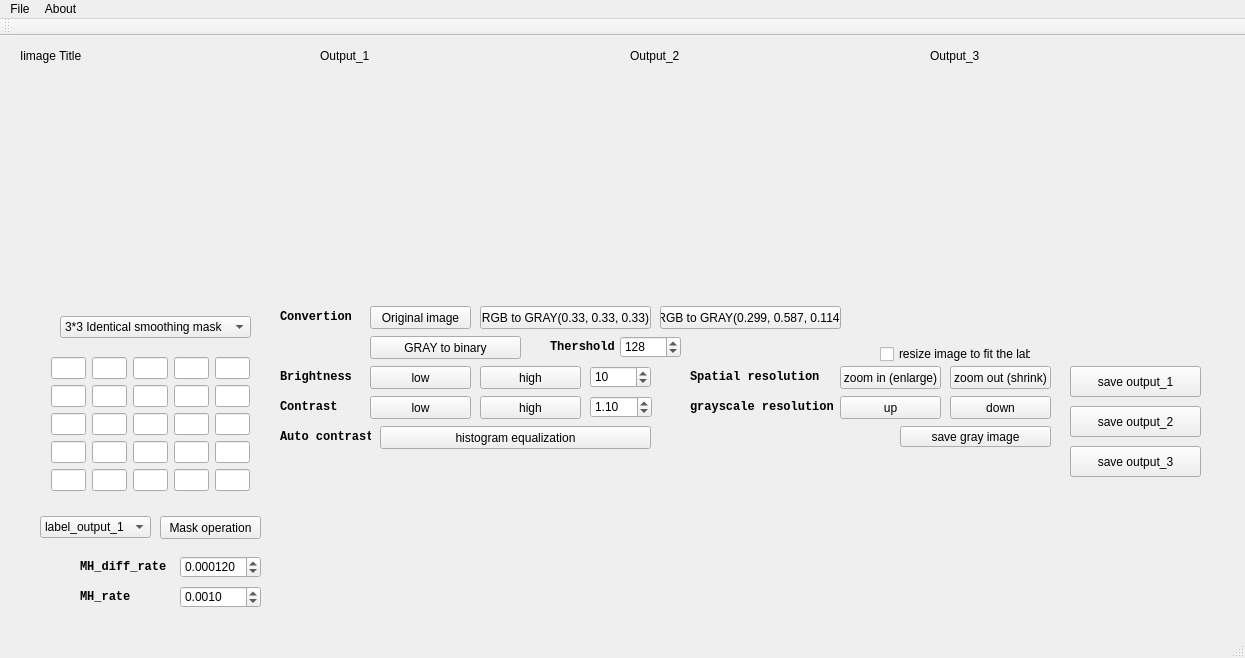
The window that mainwindow.ui (r05522814/Image_processing) describes before a commit, drawn with Qt 5.
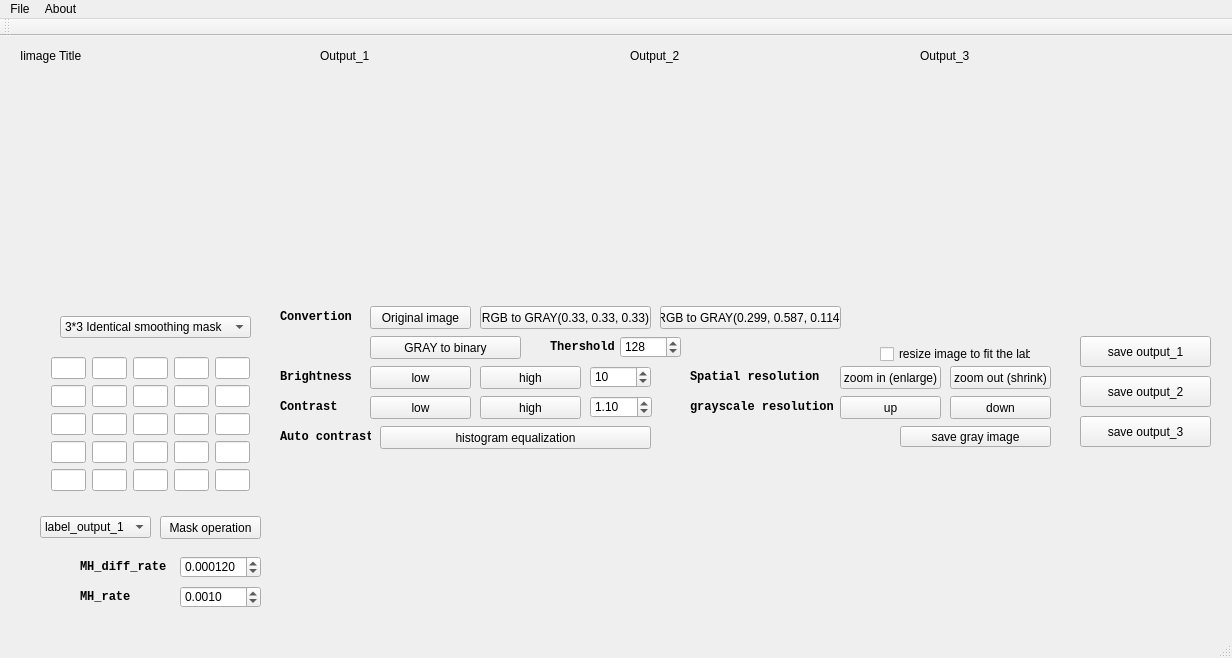
The same window after the commit.

What changed in the file:
```diff
--- a/mainwindow.ui
+++ b/mainwindow.ui
@@ -6,7 +6,7 @@
    <rect>
     <x>0</x>
     <y>0</y>
-    <width>1245</width>
+    <width>1232</width>
     <height>658</height>
    </rect>
   </property>
@@ -32,7 +32,7 @@
      <rect>
       <x>280</x>
       <y>420</y>
-      <width>771</width>
+      <width>931</width>
       <height>181</height>
      </rect>
     </property>
@@ -218,7 +218,7 @@
      <rect>
       <x>20</x>
       <y>10</y>
-      <width>241</width>
+      <width>281</width>
       <height>20</height>
      </rect>
     </property>
@@ -653,7 +653,7 @@
      <rect>
       <x>320</x>
       <y>10</y>
-      <width>241</width>
+      <width>291</width>
       <height>20</height>
      </rect>
     </property>
@@ -759,7 +759,7 @@
      <rect>
       <x>630</x>
       <y>10</y>
-      <width>241</width>
+      <width>281</width>
       <height>20</height>
      </rect>
     </property>
@@ -798,7 +798,7 @@
    <widget class="QLabel" name="label_output_3">
     <property name="geometry">
      <rect>
-      <x>930</x>
+      <x>920</x>
       <y>30</y>
       <width>291</width>
       <height>231</height>
@@ -811,9 +811,9 @@
    <widget class="QLabel" name="label_output_3_image_title">
     <property name="geometry">
      <rect>
-      <x>930</x>
+      <x>920</x>
       <y>10</y>
-      <width>241</width>
+      <width>291</width>
       <height>20</height>
      </rect>
     </property>
@@ -827,8 +827,8 @@
    <widget class="QPushButton" name="pushButton_save_output_1">
     <property name="geometry">
      <rect>
-      <x>1070</x>
-      <y>330</y>
+      <x>1080</x>
+      <y>300</y>
       <width>131</width>
       <height>31</height>
      </rect>
@@ -840,8 +840,8 @@
    <widget class="QPushButton" name="pushButton_save_output_2">
     <property name="geometry">
      <rect>
-      <x>1070</x>
-      <y>370</y>
+      <x>1080</x>
+      <y>340</y>
       <width>131</width>
       <height>31</height>
      </rect>
@@ -853,8 +853,8 @@
    <widget class="QPushButton" name="pushButton_save_output_3">
     <property name="geometry">
      <rect>
-      <x>1070</x>
-      <y>410</y>
+      <x>1080</x>
+      <y>380</y>
       <width>131</width>
       <height>31</height>
      </rect>
@@ -869,7 +869,7 @@
     <rect>
      <x>0</x>
      <y>0</y>
-     <width>1245</width>
+     <width>1232</width>
      <height>21</height>
     </rect>
    </property>
```
Left out of the diff: 10 changed lines with no effect on the pictures.
